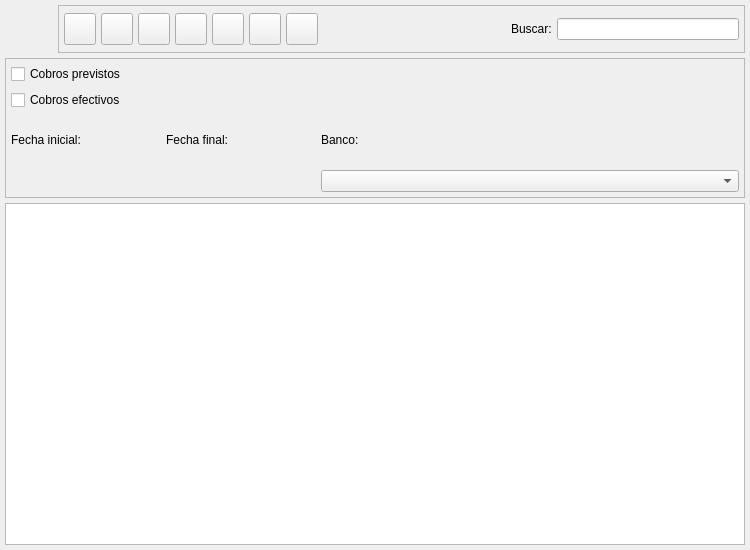
Above: bulmages/bulmafact/plugins/pluginbf_recibo/reciboslistbase.ui from eboladev/Bulmages-1 before the change. Below: the same form after it.
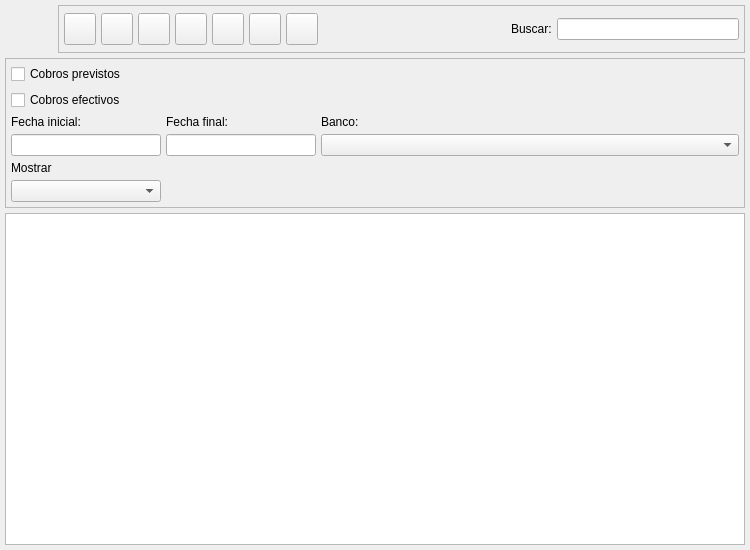
That is the form after the change. Icons and pictures are not drawn. Custom widgets are drawn as their Qt base class.

Commit message: Hago funcional el filtro de busqueda para el listado de recibos. Filtra por nombre de tutor y descripcion de recibo, fechas inicial y final, recibos pagados, no pagados o todos.

```diff
--- a/bulmages/bulmafact/plugins/pluginbf_recibo/reciboslistbase.ui
+++ b/bulmages/bulmafact/plugins/pluginbf_recibo/reciboslistbase.ui
@@ -79,7 +79,7 @@
        </widget>
       </item>
       <item row="2" column="1" >
-       <widget class="BlDateSearch" native="1" name="m_fechafin" >
+       <widget class="BlDateSearch" name="m_fechafin" >
         <property name="sizePolicy" >
          <sizepolicy vsizetype="Preferred" hsizetype="Fixed" >
           <horstretch>0</horstretch>
@@ -102,7 +102,7 @@
        </widget>
       </item>
       <item row="2" column="0" >
-       <widget class="BlDateSearch" native="1" name="m_fechain" >
+       <widget class="BlDateSearch" name="m_fechain" >
         <property name="sizePolicy" >
          <sizepolicy vsizetype="Preferred" hsizetype="Fixed" >
           <horstretch>0</horstretch>
@@ -151,10 +151,20 @@
         </item>
        </layout>
       </item>
+      <item row="5" column="0" >
+       <widget class="QComboBox" name="mui_procesada" />
+      </item>
+      <item row="4" column="0" >
+       <widget class="QLabel" name="label_2" >
+        <property name="text" >
+         <string>Mostrar</string>
+        </property>
+       </widget>
+      </item>
      </layout>
     </widget>
    </item>
-   <item row="2" column="0" >
+   <item row="3" column="0" >
     <widget class="RecibosListSubForm" name="mui_list" />
    </item>
    <item row="0" column="0" >
@@ -537,7 +547,7 @@
  <customwidgets>
   <customwidget>
    <class>BlDateSearch</class>
-   <extends>QWidget</extends>
+   <extends>QLineEdit</extends>
    <header>../../bulmalib/src/bldatesearch.h</header>
   </customwidget>
   <customwidget>
```
The commit also changes 2 other files.
